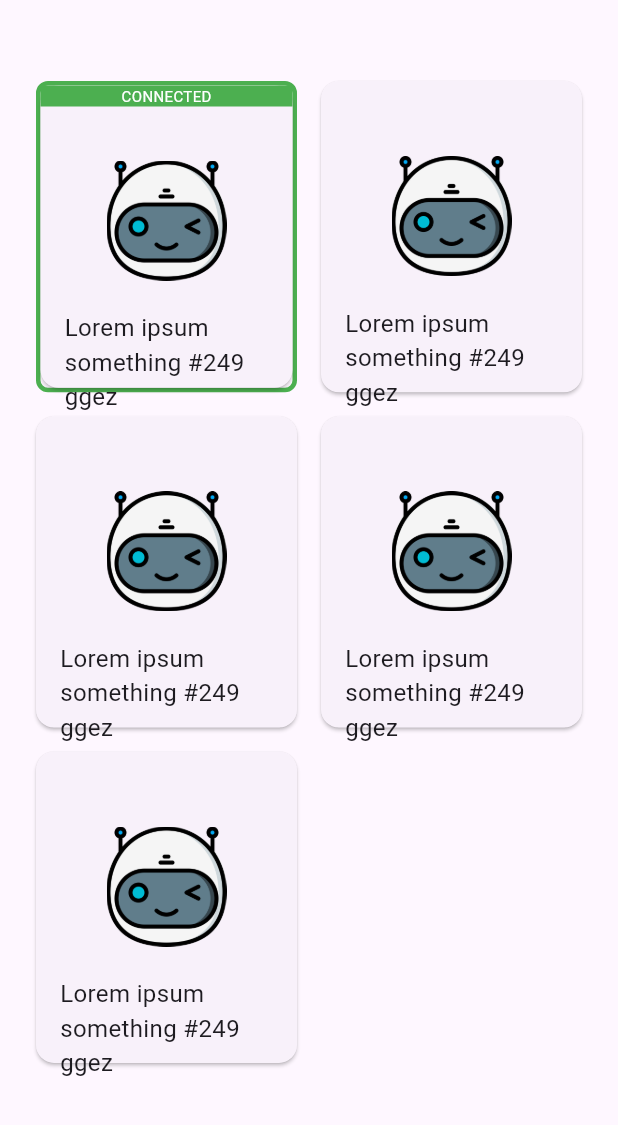
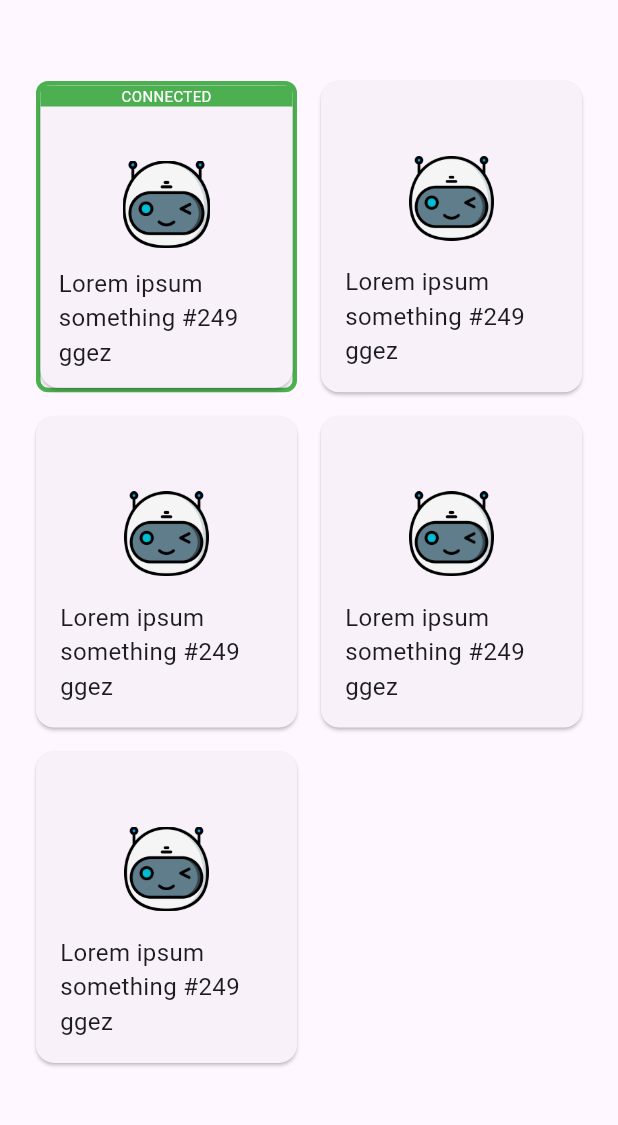
Before and after one commit to mavihS-0/daip, a Flutter app: the screen it shows after launch, on a phone screen of 412 x 824 dp, the part 111-1236 px from its top. Run offline on Flutter 3.47's test engine with Material 2 defaults, Android fonts, the phone set to English and light mode, and no system bars; our stand-ins replace flutter_blue_plus, get, google_maps_flutter.

Commit message:
fixed pixel overflow

```diff
--- a/lib/widgets/botTile.dart
+++ b/lib/widgets/botTile.dart
@@ -107,22 +107,19 @@ class _BotTileState extends State<BotTile> {
                   mainAxisSize: MainAxisSize.min,
                   children: [
                     const SizedBox(height: 50),
-                    Container(
-                      width: 80,
-                      height: 80,
+                    Expanded(
+                      child: Container(
                         decoration: const BoxDecoration(
                           shape: BoxShape.circle,
                           color: Color(0xffefefef),
                         ),
                         child: const Image(
                           image: AssetImage('images/bot.png'),
-                        width: 60,
-                        height: 60,
                         ),
                       ),
-                    const SizedBox(height: 20),
-                    const Padding(
-                      padding: EdgeInsets.symmetric(horizontal: 16),
+                    ),
+                     Padding(
+                      padding: EdgeInsets.all(widget.connected? 12: 16),
                       child: Text("Lorem ipsum something #249 ggez",
                       style: TextStyle(
                         // overflow: TextOverflow.ellipsis,
```
Also changed, not shown: pubspec.lock. Lines whose indentation alone changed are shown as unchanged.
